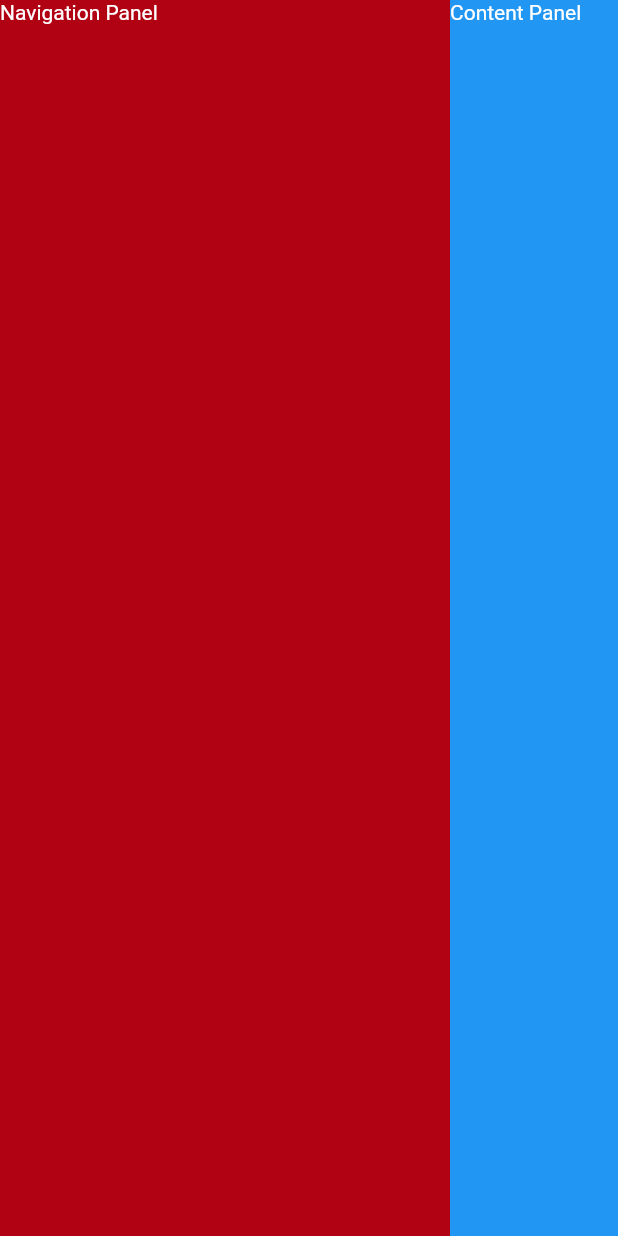
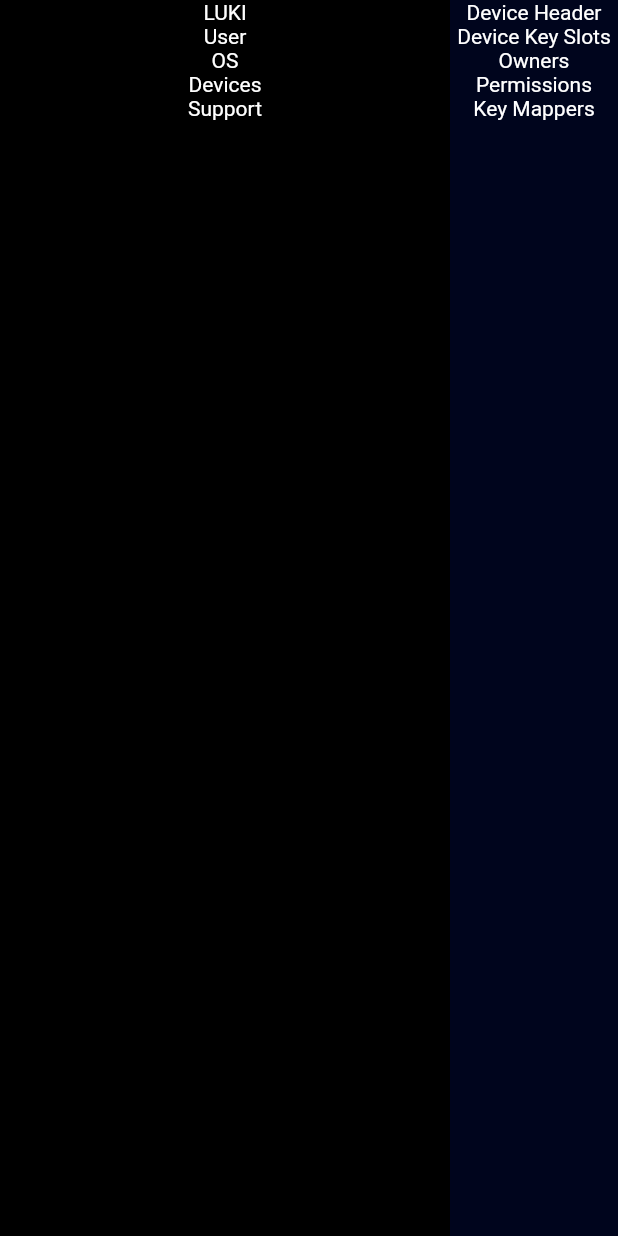
Before and after one commit to xaraphix/luki, a Flutter app: the screen it shows after launch, on a phone screen of 412 x 824 dp. Run offline on Flutter 3.47's test engine with Material 2 defaults, Android fonts, the phone set to English and light mode, and no system bars.

Commit message:
adds placeholders features

```diff
--- /dev/null
+++ b/lib/constants/app_constants.dart
@@ -0,0 +1,3 @@
+class AppConstants {
+  static const appName = 'LUKI';
+}
--- a/lib/styles/themes.dart
+++ b/lib/styles/themes.dart
@@ -9,13 +9,15 @@ class AppTheme with ChangeNotifier {
   static final ThemeData darkTheme = ThemeData(
       colorScheme: const ColorScheme(
           brightness: Brightness.dark,
-          primary: Color.fromARGB(255, 36, 0, 241),
+          primary: Color(0xFF2400F1),
+          primaryContainer: Color(0xFF00051D),
           onPrimary: Colors.white,
-          secondary: Color.fromARGB(255, 36, 0, 241),
+          secondary: Color(0xFF2400F1),
           onSecondary: Colors.white,
-          error: Color.fromARGB(255, 177, 2, 19),
+          error: Color(0xFF67282F),
           onError: Colors.white,
           background: Colors.black,
+
           onBackground: Colors.white,
           surface: Colors.grey,
           onSurface: Colors.white));
--- a/lib/widgets/content_panel_desktop_.dart
+++ b/lib/widgets/content_panel_desktop_.dart
@@ -1,6 +1,4 @@
 import 'package:flutter/material.dart';
-import 'package:flutter/src/foundation/key.dart';
-import 'package:flutter/src/widgets/framework.dart';
 
 class ContentPanelDesktop extends StatelessWidget {
   const ContentPanelDesktop({Key? key}) : super(key: key);
@@ -9,8 +7,26 @@ class ContentPanelDesktop extends StatelessWidget {
   Widget build(BuildContext context) {
     return Expanded(
         child: Container(
-            color: Colors.blue,
+            color: Theme.of(context).colorScheme.primaryContainer,
             height: double.infinity,
-            child: const Text('Content Panel')));
+            child: Column(
+              children: [
+                deviceHeader(),
+                keySlots(),
+                owners(),
+                permissions(),
+                keyMappers()
+              ],
+            )));
   }
+
+  Text keyMappers() => const Text('Key Mappers');
+
+  Text permissions() => const Text('Permissions');
+
+  Text owners() => const Text('Owners');
+
+  Text keySlots() => const Text('Device Key Slots');
+
+  Text deviceHeader() => const Text('Device Header');
 }
--- /dev/null
+++ b/lib/widgets/devices.dart
@@ -0,0 +1,10 @@
+import 'package:flutter/material.dart';
+
+class Devices extends StatelessWidget {
+  const Devices({Key? key}) : super(key: key);
+
+  @override
+  Widget build(BuildContext context) {
+    return const Text('Devices');
+  }
+}
--- a/lib/widgets/navigation_panel_dart.dart
+++ b/lib/widgets/navigation_panel_dart.dart
@@ -1,4 +1,10 @@
 import 'package:flutter/material.dart';
+import 'package:luki/constants/app_constants.dart';
+
+import 'devices.dart';
+import 'os.dart';
+import 'support.dart';
+import 'user.dart';
 
 class NavigationPanelDesktop extends StatelessWidget {
   const NavigationPanelDesktop({Key? key}) : super(key: key);
@@ -9,7 +15,15 @@ class NavigationPanelDesktop extends StatelessWidget {
         width: 300,
         height: double.infinity,
         child: Container(
-            color: Theme.of(context).colorScheme.error,
-            child: const Text('Navigation Panel')));
+            color: Theme.of(context).colorScheme.background,
+            child: Column(
+              children: const [
+                Text(AppConstants.appName),
+                User(),
+                OS(),
+                Devices(),
+                Support()
+              ],
+            )));
   }
 }
--- /dev/null
+++ b/lib/widgets/os.dart
@@ -0,0 +1,10 @@
+import 'package:flutter/material.dart';
+
+class OS extends StatelessWidget {
+  const OS({Key? key}) : super(key: key);
+
+  @override
+  Widget build(BuildContext context) {
+    return const Text('OS');
+  }
+}
--- /dev/null
+++ b/lib/widgets/support.dart
@@ -0,0 +1,10 @@
+import 'package:flutter/material.dart';
+
+class Support extends StatelessWidget {
+  const Support({Key? key}) : super(key: key);
+
+  @override
+  Widget build(BuildContext context) {
+    return const Text('Support');
+  }
+}
--- /dev/null
+++ b/lib/widgets/user.dart
@@ -0,0 +1,12 @@
+import 'package:flutter/material.dart';
+import 'package:flutter/src/foundation/key.dart';
+import 'package:flutter/src/widgets/framework.dart';
+
+class User extends StatelessWidget {
+  const User({Key? key}) : super(key: key);
+
+  @override
+  Widget build(BuildContext context) {
+    return const Text('User');
+  }
+}
```
